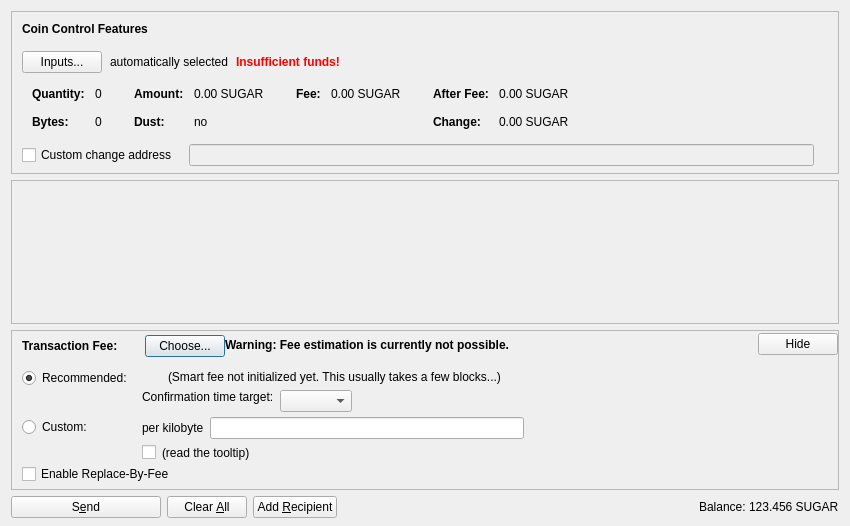
Above: src/qt/forms/sendcoinsdialog.ui from CryptoDevelopmentServices/AdventureCoin before the change. Below: the same form after it.
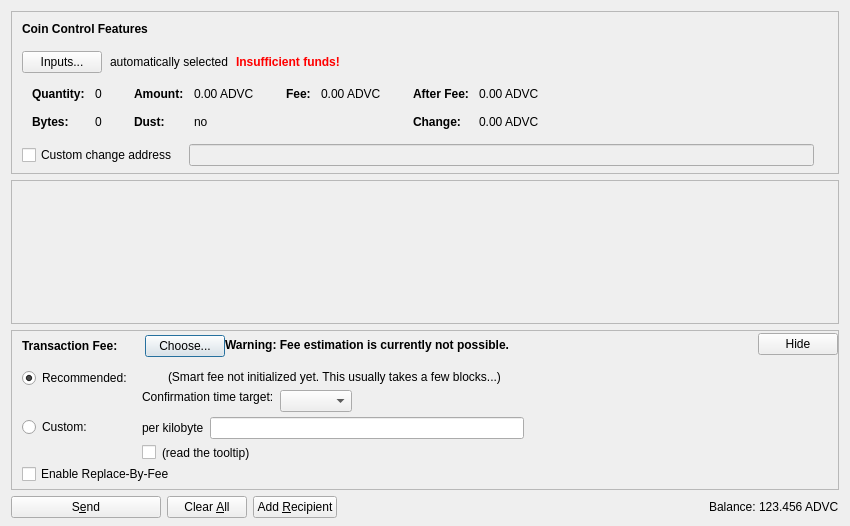
That is the form after the change. Icons and pictures are not drawn. Custom widgets are drawn as their Qt base class.

The edit to the form file:
```diff
--- a/src/qt/forms/sendcoinsdialog.ui
+++ b/src/qt/forms/sendcoinsdialog.ui
@@ -324,7 +324,7 @@
                   <enum>Qt::ActionsContextMenu</enum>
                  </property>
                  <property name="text">
-                  <string notr="true">0.00 SUGAR</string>
+                  <string notr="true">0.00 ADVC</string>
                  </property>
                  <property name="textInteractionFlags">
                   <set>Qt::LinksAccessibleByMouse|Qt::TextSelectableByKeyboard|Qt::TextSelectableByMouse</set>
@@ -404,7 +404,7 @@
                   <enum>Qt::ActionsContextMenu</enum>
                  </property>
                  <property name="text">
-                  <string notr="true">0.00 SUGAR</string>
+                  <string notr="true">0.00 ADVC</string>
                  </property>
                  <property name="textInteractionFlags">
                   <set>Qt::LinksAccessibleByMouse|Qt::TextSelectableByKeyboard|Qt::TextSelectableByMouse</set>
@@ -455,7 +455,7 @@
                   <enum>Qt::ActionsContextMenu</enum>
                  </property>
                  <property name="text">
-                  <string notr="true">0.00 SUGAR</string>
+                  <string notr="true">0.00 ADVC</string>
                  </property>
                  <property name="textInteractionFlags">
                   <set>Qt::LinksAccessibleByMouse|Qt::TextSelectableByKeyboard|Qt::TextSelectableByMouse</set>
@@ -484,7 +484,7 @@
                   <enum>Qt::ActionsContextMenu</enum>
                  </property>
                  <property name="text">
-                  <string notr="true">0.00 SUGAR</string>
+                  <string notr="true">0.00 ADVC</string>
                  </property>
                  <property name="textInteractionFlags">
                   <set>Qt::LinksAccessibleByMouse|Qt::TextSelectableByKeyboard|Qt::TextSelectableByMouse</set>
@@ -1247,7 +1247,7 @@
           <cursorShape>IBeamCursor</cursorShape>
          </property>
          <property name="text">
-          <string notr="true">123.456 SUGAR</string>
+          <string notr="true">123.456 ADVC</string>
          </property>
          <property name="textInteractionFlags">
           <set>Qt::LinksAccessibleByMouse|Qt::TextSelectableByKeyboard|Qt::TextSelectableByMouse</set>
```
Left out of the diff: 4 changed lines with no effect on the pictures.
